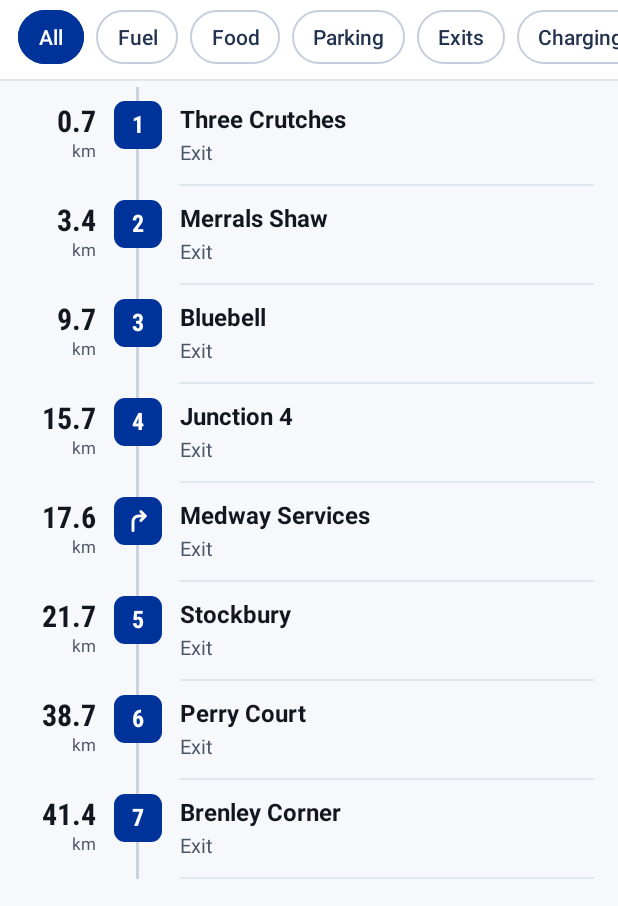
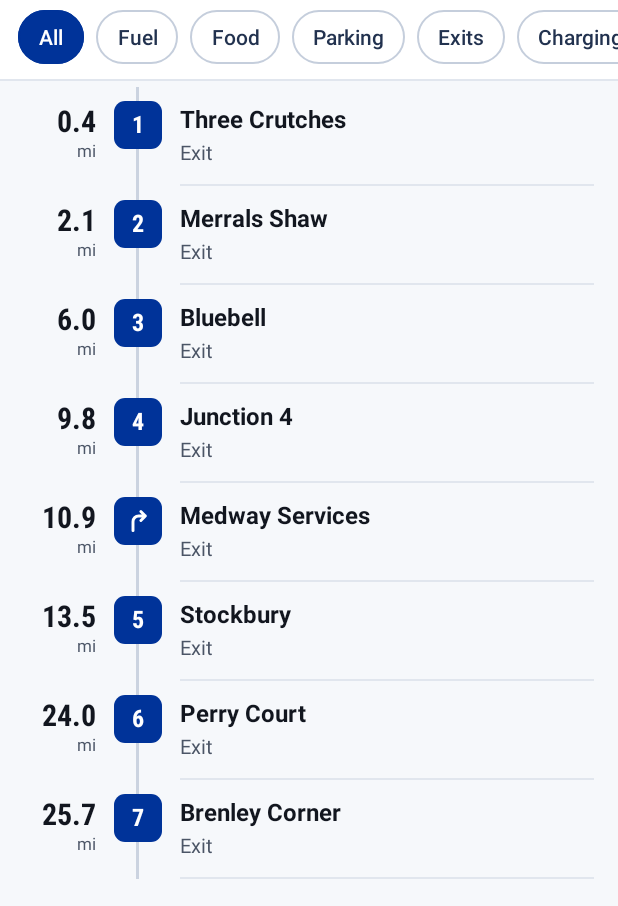
Before and after one commit to zeljkobilbija/MotorwayInfo, an Android app: the screen it shows after launch (AutoputActivity), after a tap on "M2", on a phone screen of 412 x 824 dp. Shown: the part 312-1218 px from the top of the screen. Run offline under Robolectric (Android 15) with nearby library versions, the phone set to English and light mode, and no system bars; our stand-ins replace AdMob; 5 statements that could not run were skipped.

Commit message:
Razdaljine u miljama, kao na britanskim tablama (tekstovi na 18 jezika)
Co-Authored-By: Claude Opus 5.5 <noreply@anthropic.com>
Claude-Session: https://claude.ai/code/session_012mNDwVZ6h5krbDSgAaebfU

```diff
--- a/app/src/main/java/com/zeljkobilbija001/motorwayinfo/Podaci.java
+++ b/app/src/main/java/com/zeljkobilbija001/motorwayinfo/Podaci.java
@@ -16,6 +16,9 @@ import java.util.Map;
 
 /** Učitava podatke jednog autoputa iz assets/autoputevi/*.json (jednom, pa čuva u memoriji). */
 public final class Podaci {
+    /** 1 km u miljama (MotorwayInfo prikazuje milje, kao table u Britaniji). */
+    private static final double MILJA = 0.621371;
+
 
     public final List<Deonica> deonice = new ArrayList<>();
     public final List<Stavka> stavke = new ArrayList<>();
@@ -55,7 +58,7 @@ public final class Podaci {
             Stavka s = new Stavka();
             s.tip = o.getString("t").charAt(0);
             s.deonica = o.getInt("si");
-            s.km = o.getDouble("km");
+            s.km = o.getDouble("km") * MILJA; // Britanija: milje, kao na tablama
             String strana = o.optString("s", "+");
             s.strana = strana.isEmpty() ? '+' : strana.charAt(0);
             s.naziv = o.optString("n", "");
--- a/app/src/main/res/values/strings.xml
+++ b/app/src/main/res/values/strings.xml
@@ -2,10 +2,10 @@
 <resources>
     <string name="app_name" translatable="false">Motorway Info</string>
     <string name="naslov">Motorways</string>
-    <string name="podnaslov">Rest areas, fuel, exits and parking – sorted by kilometre</string>
+    <string name="podnaslov">Rest areas, fuel, exits and parking – sorted by mile</string>
     <string name="uskoro">Coming soon</string>
     <string name="uskoro_poruka">%s is coming soon</string>
-    <string name="broj_tacaka">%1$d places · %2$d km</string>
+    <string name="broj_tacaka">%1$d places · %2$d mi</string>
     <string name="nazad">Back</string>
     <string name="smer_voznje">Driving direction</string>
     <string name="filter_sve">All</string>
@@ -29,10 +29,10 @@
     <string name="cip_0_24">24/7</string>
     <string name="podnaslov_lista">%1$d exits · %2$d fuel stations in this direction</string>
     <string name="nema_stavki">Nothing matches this filter on this section.</string>
-    <string name="izvor">Data: © OpenStreetMap contributors (ODbL). Kilometres are counted from the start of each section.</string>
+    <string name="izvor">Data: © OpenStreetMap contributors (ODbL). Miles are counted from the start of each section.</string>
     <string name="privatnost">Privacy settings</string>
     <string name="greska_podaci">The data could not be loaded.</string>
-    <string name="km">km</string>
+    <string name="km">mi</string>
     <string name="podeli">Share the app</string>
     <string name="podeli_naslov">Share via</string>
     <string name="podeli_poruka">Check out Motorway Info – service areas, fuel, exits and parking on motorways: %s</string>
@@ -68,7 +68,7 @@
     <string name="det_lokacija">Location</string>
     <string name="det_autoput">Motorway</string>
     <string name="det_deonica">Section</string>
-    <string name="det_kilometar">Kilometre</string>
+    <string name="det_kilometar">Mile</string>
     <string name="det_broj_izlaza">Exit number</string>
     <string name="det_ka">Towards</string>
     <string name="det_gorivo">Fuel</string>
```
Also changed, not shown: 17 other files.
